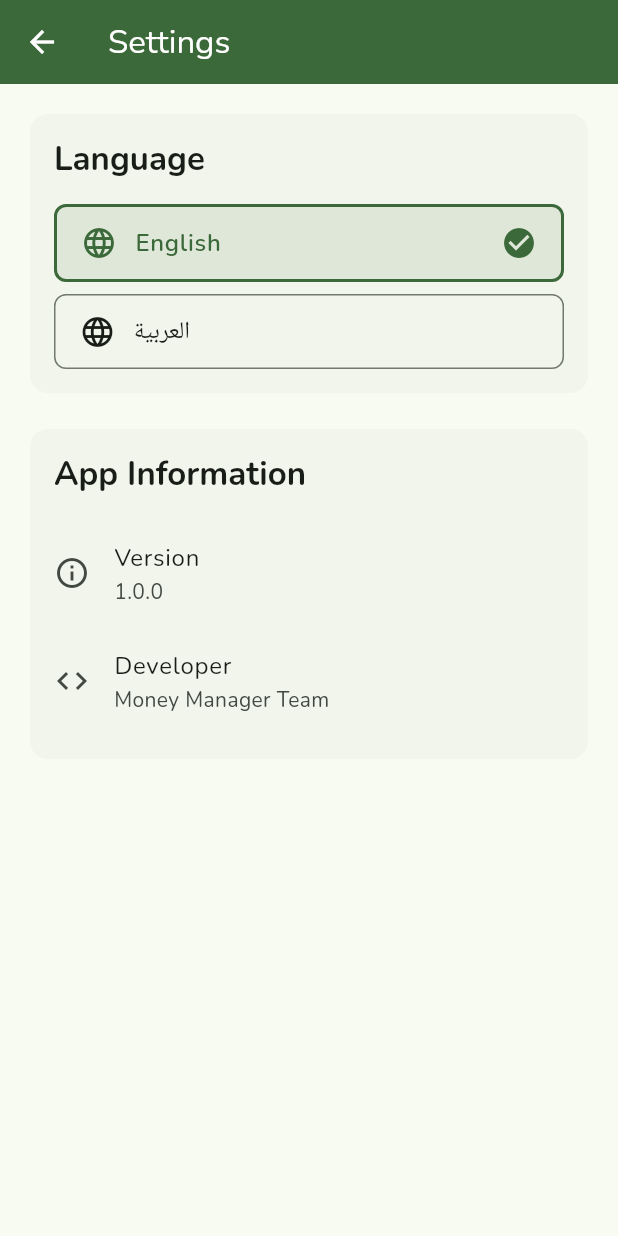
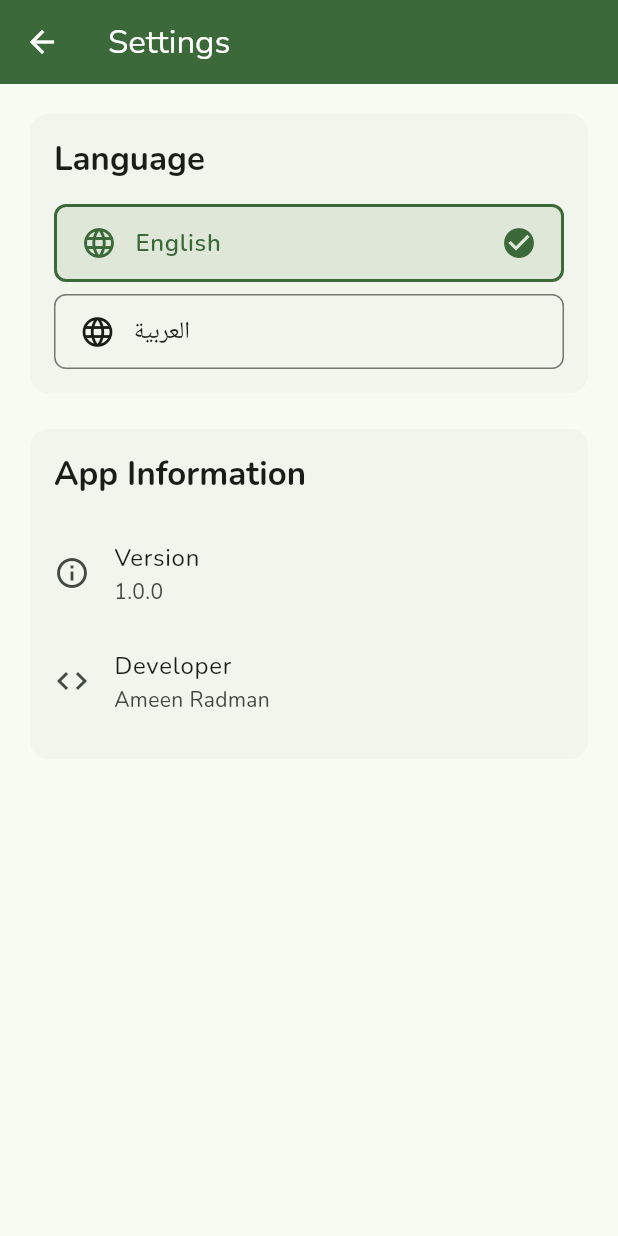
Before and after one commit to A-radman9/money_manager, a Flutter app: the screen it shows after launch, after a tap on the "settings" icon, on a phone screen of 412 x 824 dp. Run offline on Flutter 3.47's test engine with Material 3 defaults, Android fonts, the phone set to English and light mode, and no system bars; our stand-ins replace dartz, equatable, fl_chart, flutter_bloc, shared_preferences, sqflite; accounts and stored records are empty.

Commit message:
add developer name

```diff
--- a/lib/presentation/views/settings/settings_screen.dart
+++ b/lib/presentation/views/settings/settings_screen.dart
@@ -91,7 +91,7 @@ class SettingsScreen extends StatelessWidget {
                       ListTile(
                         leading: const Icon(Icons.code),
                         title: const Text('Developer'),
-                        subtitle: const Text('Money Manager Team'),
+                        subtitle: const Text('Ameen Radman'),
                         contentPadding: EdgeInsets.zero,
                       ),
                     ],
```
